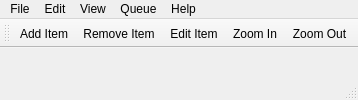
The window that mainwindow.ui (chrismanning/ddvs) describes before a commit, drawn with Qt 5.
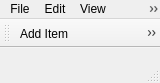
The same window after the commit. Icons and pictures are not drawn.

Commit message: Add an "About Qt" option in the Help menu which shows details about Qt

```diff
--- a/mainwindow.ui
+++ b/mainwindow.ui
@@ -2,6 +2,14 @@
 <ui version="4.0">
  <class>MainWindow</class>
  <widget class="QMainWindow" name="MainWindow">
+  <property name="geometry">
+   <rect>
+    <x>0</x>
+    <y>0</y>
+    <width>160</width>
+    <height>83</height>
+   </rect>
+  </property>
   <property name="sizePolicy">
    <sizepolicy hsizetype="Preferred" vsizetype="Preferred">
     <horstretch>1</horstretch>
@@ -30,7 +38,7 @@
     <rect>
      <x>0</x>
      <y>0</y>
-     <width>220</width>
+     <width>160</width>
      <height>19</height>
     </rect>
    </property>
```
Left out of the diff: 9 changed lines with no effect on the pictures. The commit also changes 2 other files.
